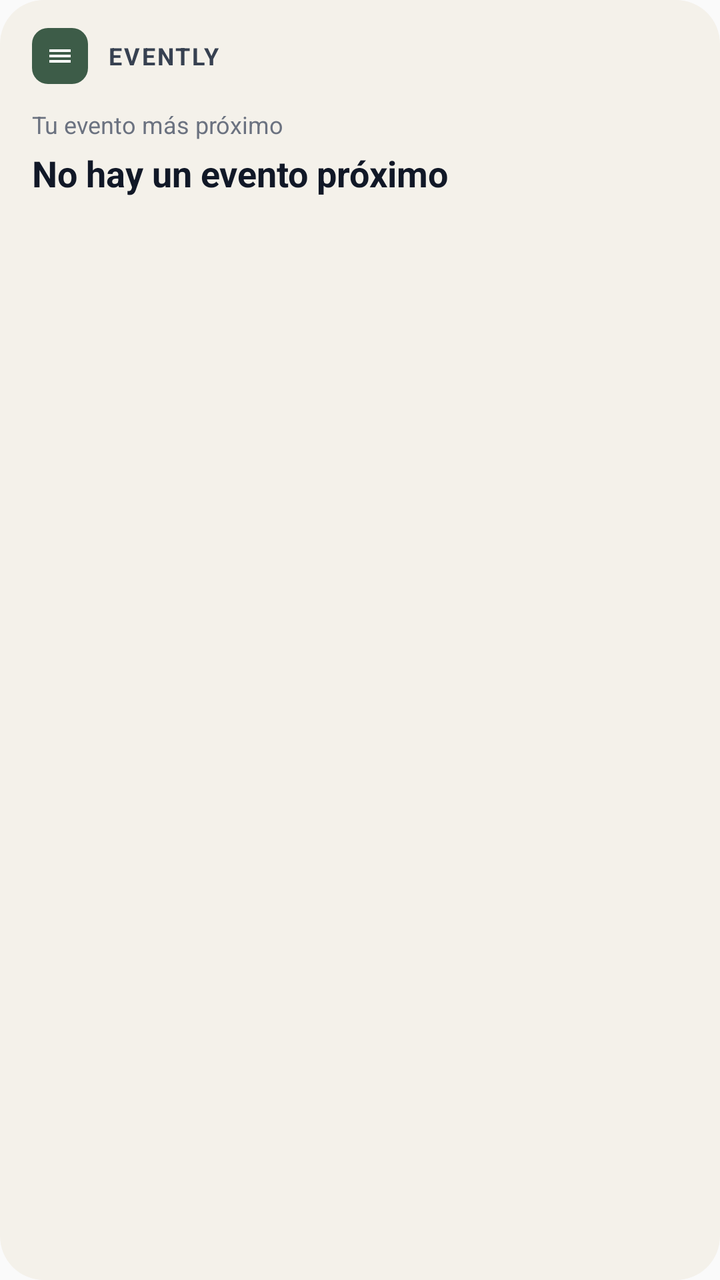
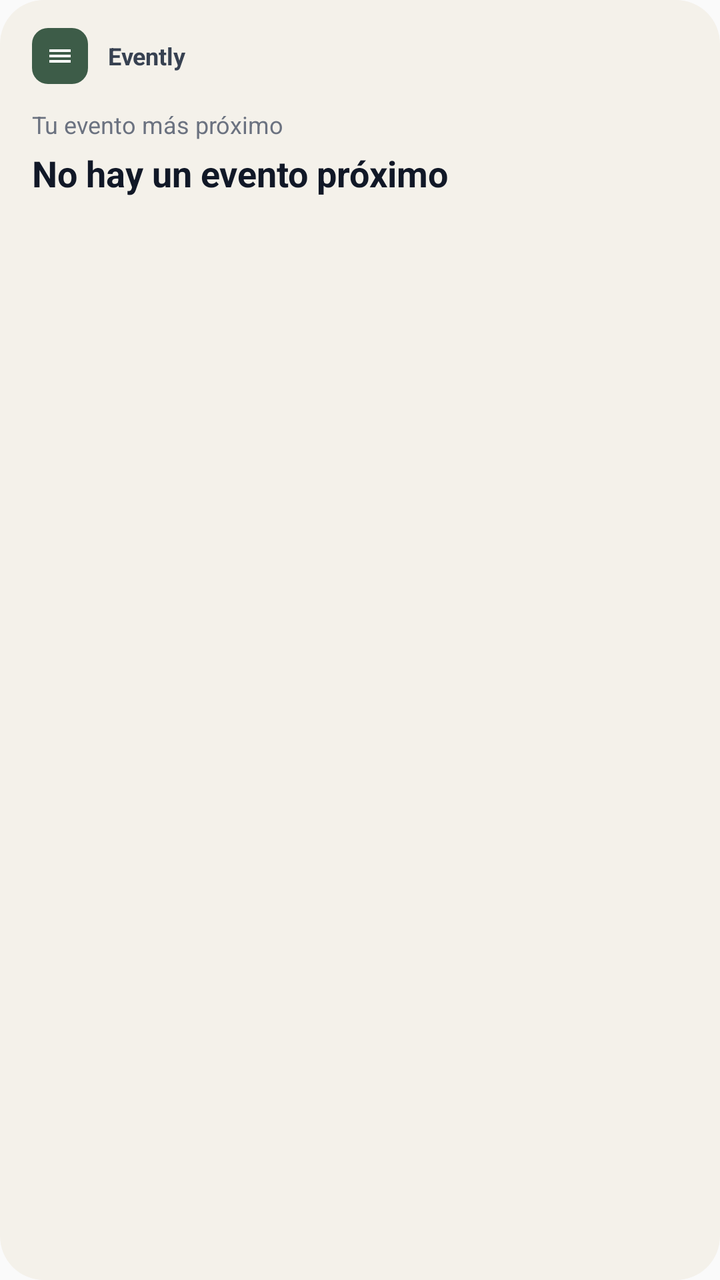

The first picture is an Android layout as it rendered before a commit; the second is the same layout after the commit. The layout source and the unified diff follow.
<!-- AndroidManifest.xml: application theme AppTheme -->
<!-- res/layout/widget_next_event.xml -->
<?xml version="1.0" encoding="utf-8"?>
<LinearLayout xmlns:android="http://schemas.android.com/apk/res/android"
    android:id="@+id/widget_root"
    android:layout_width="match_parent"
    android:layout_height="match_parent"
    android:background="@drawable/widget_background"
    android:orientation="vertical"
    android:paddingStart="16dp"
    android:paddingTop="14dp"
    android:paddingEnd="16dp"
    android:paddingBottom="14dp">

    <LinearLayout
        android:layout_width="match_parent"
        android:layout_height="wrap_content"
        android:gravity="center_vertical"
        android:orientation="horizontal">

        <FrameLayout
            android:layout_width="28dp"
            android:layout_height="28dp"
            android:background="@drawable/widget_icon_bg">

            <ImageView
                android:layout_width="16dp"
                android:layout_height="16dp"
                android:layout_gravity="center"
                android:contentDescription="@null"
                android:src="@drawable/ic_widget_list" />
        </FrameLayout>

        <TextView
            android:layout_width="wrap_content"
            android:layout_height="wrap_content"
            android:layout_marginStart="10dp"
            android:letterSpacing="0.08"
            android:text="@string/widget_brand"
            android:textAllCaps="true"
            android:textColor="@color/widget_brand"
            android:textSize="12sp"
            android:textStyle="bold" />
    </LinearLayout>

    <TextView
        android:id="@+id/widget_label"
        android:layout_width="match_parent"
        android:layout_height="wrap_content"
        android:layout_marginTop="12dp"
        android:text="@string/widget_label"
        android:textColor="@color/widget_muted"
        android:textSize="12sp" />

    <TextView
        android:id="@+id/widget_title"
        android:layout_width="match_parent"
        android:layout_height="wrap_content"
        android:layout_marginTop="4dp"
        android:ellipsize="end"
        android:maxLines="2"
        android:text="@string/widget_empty_title"
        android:textColor="@color/widget_title"
        android:textSize="18sp"
        android:textStyle="bold" />

    <LinearLayout
        android:id="@+id/widget_meta"
        android:layout_width="match_parent"
        android:layout_height="wrap_content"
        android:layout_marginTop="10dp"
        android:orientation="vertical"
        android:visibility="gone">

        <LinearLayout
            android:layout_width="match_parent"
            android:layout_height="wrap_content"
            android:gravity="center_vertical"
            android:orientation="horizontal">

            <ImageView
                android:layout_width="14dp"
                android:layout_height="14dp"
                android:contentDescription="@null"
                android:src="@drawable/ic_widget_calendar" />

            <TextView
                android:id="@+id/widget_when"
                android:layout_width="match_parent"
                android:layout_height="wrap_content"
                android:layout_marginStart="6dp"
                android:ellipsize="end"
                android:maxLines="1"
                android:textColor="@color/widget_muted"
                android:textSize="12sp" />
        </LinearLayout>

        <LinearLayout
            android:layout_width="match_parent"
            android:layout_height="wrap_content"
            android:layout_marginTop="6dp"
            android:gravity="top"
            android:orientation="horizontal">

            <ImageView
                android:layout_width="14dp"
                android:layout_height="14dp"
                android:layout_marginTop="1dp"
                android:contentDescription="@null"
                android:src="@drawable/ic_widget_pin" />

            <TextView
                android:id="@+id/widget_where"
                android:layout_width="match_parent"
                android:layout_height="wrap_content"
                android:layout_marginStart="6dp"
                android:ellipsize="end"
                android:maxLines="2"
                android:textColor="@color/widget_muted"
                android:textSize="12sp" />
        </LinearLayout>
    </LinearLayout>
</LinearLayout>
<!-- resources referenced by this layout -->
<resources>
  <color name="widget_brand">#374151</color>
  <color name="widget_muted">#6B7280</color>
  <color name="widget_title">#111827</color>
  <!-- drawable ic_widget_calendar (drawable) -->
  <?xml version="1.0" encoding="utf-8"?>
  <vector xmlns:android="http://schemas.android.com/apk/res/android"
      android:width="14dp"
      android:height="14dp"
      android:viewportWidth="24"
      android:viewportHeight="24">
      <path
          android:fillColor="@color/widget_muted"
          android:pathData="M19,4h-1V2h-2v2H8V2H6v2H5c-1.1,0 -2,0.9 -2,2v14c0,1.1 0.9,2 2,2h14c1.1,0 2,-0.9 2,-2V6c0,-1.1 -0.9,-2 -2,-2zM19,20H5V10h14v10zM19,8H5V6h14v2z" />
  </vector>
  <!-- drawable ic_widget_list (drawable) -->
  <?xml version="1.0" encoding="utf-8"?>
  <vector xmlns:android="http://schemas.android.com/apk/res/android"
      android:width="18dp"
      android:height="18dp"
      android:viewportWidth="24"
      android:viewportHeight="24">
      <path
          android:fillColor="@color/widget_icon"
          android:pathData="M4,7h16v2H4zM4,11h16v2H4zM4,15h16v2H4z" />
  </vector>
  <!-- drawable ic_widget_pin (drawable) -->
  <?xml version="1.0" encoding="utf-8"?>
  <vector xmlns:android="http://schemas.android.com/apk/res/android"
      android:width="14dp"
      android:height="14dp"
      android:viewportWidth="24"
      android:viewportHeight="24">
      <path
          android:fillColor="@color/widget_muted"
          android:pathData="M12,2C8.13,2 5,5.13 5,9c0,5.25 7,13 7,13s7,-7.75 7,-13c0,-3.87 -3.13,-7 -7,-7zM12,11.5c-1.38,0 -2.5,-1.12 -2.5,-2.5s1.12,-2.5 2.5,-2.5 2.5,1.12 2.5,2.5 -1.12,2.5 -2.5,2.5z" />
  </vector>
  <!-- drawable widget_background (drawable) -->
  <?xml version="1.0" encoding="utf-8"?>
  <shape xmlns:android="http://schemas.android.com/apk/res/android"
      android:shape="rectangle">
      <solid android:color="@color/widget_bg" />
      <corners android:radius="22dp" />
  </shape>
  <!-- drawable widget_icon_bg (drawable) -->
  <?xml version="1.0" encoding="utf-8"?>
  <shape xmlns:android="http://schemas.android.com/apk/res/android"
      android:shape="rectangle">
      <solid android:color="@color/widget_icon_bg" />
      <corners android:radius="8dp" />
  </shape>
  <string name="widget_brand">Evently</string>
  <string name="widget_empty_title">No hay un evento próximo</string>
  <string name="widget_label">Tu evento más próximo</string>
  <style name="AppTheme" parent="Theme.AppCompat.Light.DarkActionBar">
          
          <item name="colorPrimary">@color/colorPrimary</item>
          <item name="colorPrimaryDark">@color/colorPrimaryDark</item>
          <item name="colorAccent">@color/colorAccent</item>
      </style>
  <color name="widget_icon">#FFFFFF</color>
  <color name="widget_bg">#F4F1EA</color>
  <color name="widget_icon_bg">#3D5C48</color>
  <color name="colorPrimary">#3D5C48</color>
  <color name="colorPrimaryDark">#2F4838</color>
  <color name="colorAccent">#0F6E56</color>
</resources>

<!-- the commit's change to res/layout/widget_next_event.xml (unified diff, before → after) -->
@@ -33,9 +33,7 @@
             android:layout_width="wrap_content"
             android:layout_height="wrap_content"
             android:layout_marginStart="10dp"
-            android:letterSpacing="0.08"
             android:text="@string/widget_brand"
-            android:textAllCaps="true"
             android:textColor="@color/widget_brand"
             android:textSize="12sp"
             android:textStyle="bold" />
